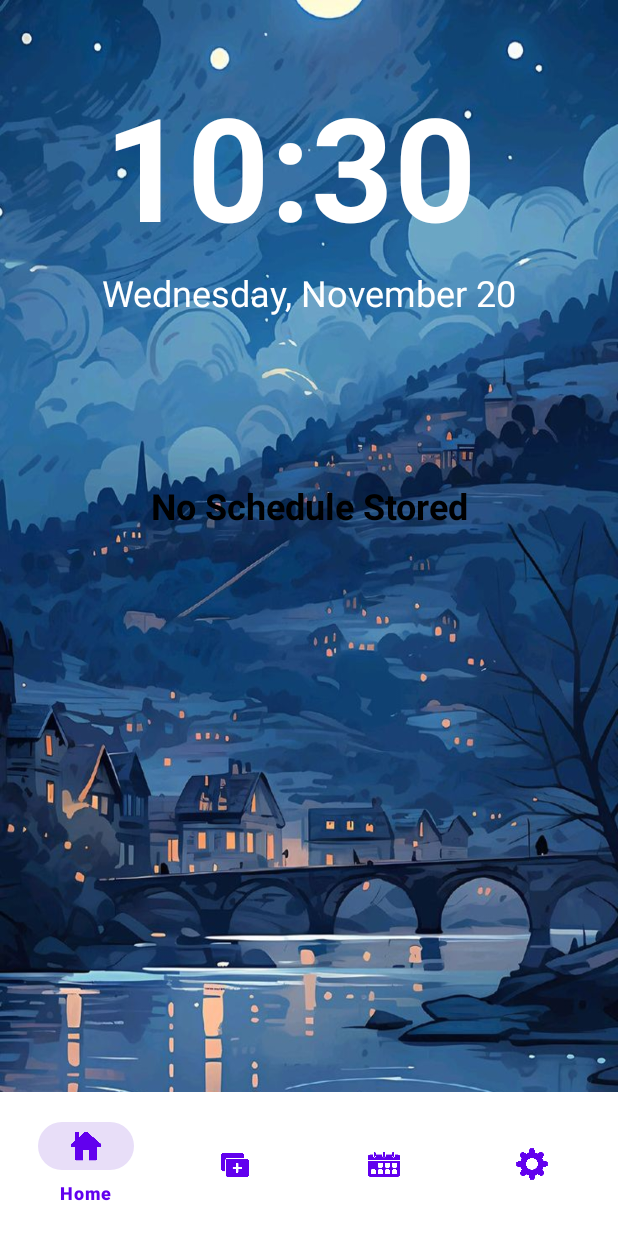
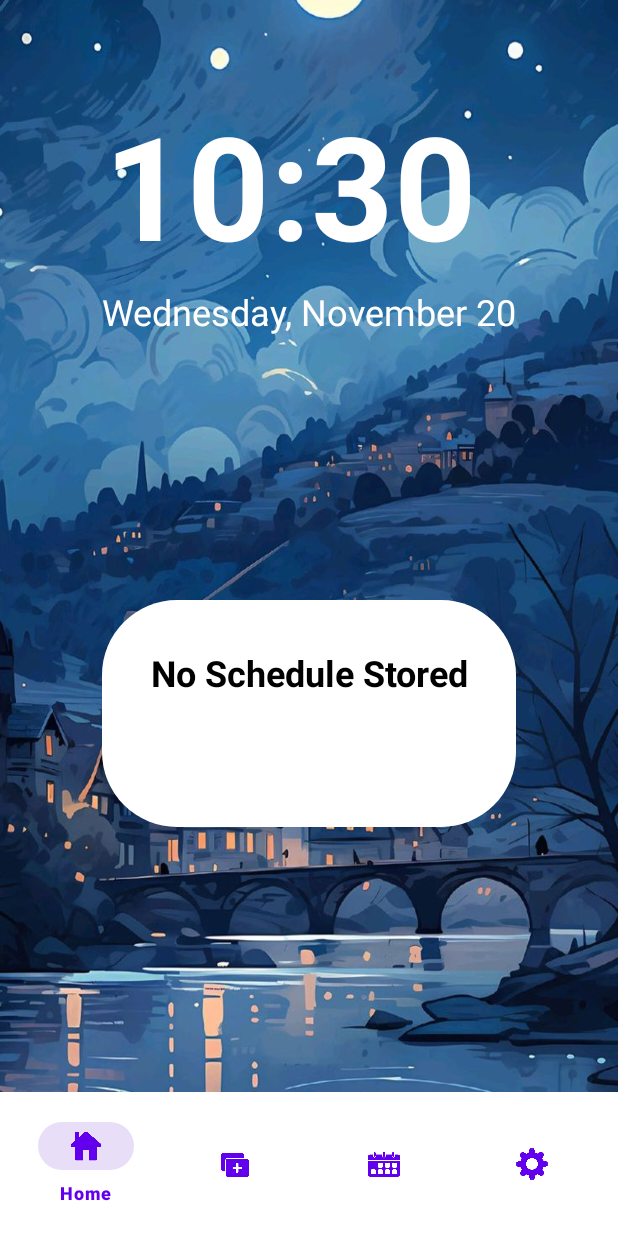
Before and after one commit to OldMarkie/schedule_maker, an Android app: the screen it shows after launch (MainActivity), on a phone screen of 412 x 824 dp. Run offline under Robolectric (Android 15) with nearby library versions, the phone set to English and light mode, and no system bars; libraries missing offline, so code that uses them is left out: com.google.api.services; 1 statement that could not run was skipped.

Commit message:
Working LatestScheduleFragment

```diff
--- a/app/src/main/java/com/mobdeve/s21/mco/schedule_maker/LatestScheduleFragment.java
+++ b/app/src/main/java/com/mobdeve/s21/mco/schedule_maker/LatestScheduleFragment.java
@@ -25,6 +25,7 @@
     private TextView eventTime;
     private TextView descTitle;
     private TextView locTitle;
+    private DatabaseHelper dbHelper;
 
     @Nullable
     @Override
@@ -34,12 +35,9 @@
 
         // Initialize TextViews
         latestSchedule = view.findViewById(R.id.latestSchedule);
-        eventDescription = view.findViewById(R.id.eventDescription);
-        eventLocation = view.findViewById(R.id.eventLocation);
         upcomingOrNon = view.findViewById(R.id.UpcomingOrNon);
         eventTime = view.findViewById(R.id.eventTimeTV);
-        descTitle = view.findViewById(R.id.descTitleTV);
-        locTitle = view.findViewById(R.id.locTitleTV);
+
 
 
         // Load the latest schedule
@@ -49,7 +47,8 @@
     }
 
     private void loadLatestSchedule() {
-        List<Events> events = DummyData.getEvents();  // Fetch the events from a data source
+        dbHelper = new DatabaseHelper(requireContext());
+        List<Events> events = dbHelper.getAllEvents();  // Fetch the events from a data source
 
         if (!events.isEmpty()) {
             Events nextEvents = events.get(0);  // Assuming this is sorted by date
@@ -78,17 +77,12 @@
             // Set text to the TextViews
             upcomingOrNon.setText("Upcoming");
             latestSchedule.setText(nextEvents.getName());
-            eventTime.setText(timeFormat.format(nextEvents.getStartTime()) + " - " + timeFormat.format(nextEvents.getEndTime()) + " (" + dayOfWeek +")" );
-            eventDescription.setText(nextEvents.getDescription());
-            eventLocation.setText(nextEvents.getLocation());
+            eventTime.setText(timeFormat.format(nextEvents.getStartTime()) + " - " + timeFormat.format(nextEvents.getEndTime()) + "\n (" + dayOfWeek +")" );
+
         } else {
             upcomingOrNon.setText("No Schedule Stored");
             latestSchedule.setText("");
             eventTime.setText("");
-            eventDescription.setText("");
-            eventLocation.setText("");
-            locTitle.setText("");
-            descTitle.setText("");
         }
     }
 
--- a/app/src/main/java/com/mobdeve/s21/mco/schedule_maker/MainActivity.java
+++ b/app/src/main/java/com/mobdeve/s21/mco/schedule_maker/MainActivity.java
@@ -32,7 +32,6 @@
     private Runnable runnable;
     private boolean is24HourFormat;
     private TextView digitalClock;
-    private TextView currentDay;
     private TextView currentDate;
     private Handler deletionHandler;
     private Runnable deletionRunnable;
--- a/app/src/main/res/layout/fragment_latest_schedule.xml
+++ b/app/src/main/res/layout/fragment_latest_schedule.xml
@@ -1,9 +1,15 @@
 <LinearLayout xmlns:android="http://schemas.android.com/apk/res/android"
+    android:layout_width="wrap_content"
+    android:layout_height="wrap_content"
+    android:layout_gravity="center"
+    android:background="@drawable/circular_background"
+    android:orientation="vertical"
+    android:padding="32dp">
+
+    <LinearLayout
         android:layout_width="match_parent"
         android:layout_height="match_parent"
-    android:layout_gravity="center"
-    android:orientation="vertical"
-    android:padding="16dp">
+        android:orientation="vertical">
 
         <TextView
             android:id="@+id/UpcomingOrNon"
@@ -12,9 +18,9 @@
             android:layout_gravity="center"
             android:gravity="center"
             android:text="Upcoming"
+            android:textColor="@color/textColorPrimary"
             android:textSize="24sp"
-        android:textStyle="bold"
-        android:textColor="@color/textColorPrimary" />
+            android:textStyle="bold" />
 
         <LinearLayout
             android:layout_width="match_parent"
@@ -22,8 +28,7 @@
             android:layout_gravity="center"
             android:orientation="vertical"
             android:paddingLeft="0dp"
-        android:paddingTop="8dp"
-        android:paddingBottom="8dp">
+            android:paddingTop="8dp">
 
             <TextView
                 android:id="@+id/latestSchedule"
@@ -31,68 +36,20 @@
                 android:layout_height="wrap_content"
                 android:layout_gravity="center"
                 android:text="No upcoming schedule"
+                android:textColor="@color/textColorPrimary"
                 android:textSize="20sp"
-            android:textStyle="bold"
-            android:textColor="@color/textColorPrimary" />
+                android:textStyle="bold" />
 
             <TextView
                 android:id="@+id/eventTimeTV"
-            android:layout_width="match_parent"
+                android:layout_width="wrap_content"
                 android:layout_height="wrap_content"
                 android:layout_gravity="center"
                 android:gravity="center"
-            android:text="8:00 - 5:00"
-            android:textColor="@color/textColorPrimary" />
-    </LinearLayout>
-
-    <LinearLayout
-        android:layout_width="match_parent"
-        android:layout_height="wrap_content"
-        android:orientation="vertical"
-        android:padding="8dp">
-
-        <TextView
-            android:id="@+id/descTitleTV"
-            android:layout_width="match_parent"
-            android:layout_height="wrap_content"
-            android:gravity="center"
-            android:text="Description"
-            android:textStyle="bold"
-            android:textColor="@color/textColorPrimary" />
-
-        <TextView
-            android:id="@+id/eventDescription"
-            android:layout_width="wrap_content"
-            android:layout_height="wrap_content"
-            android:layout_gravity="center"
-            android:text="Description: "
-            android:textSize="14sp"
-            android:textColor="@color/textColorPrimary" />
-    </LinearLayout>
-
-    <LinearLayout
-        android:layout_width="match_parent"
-        android:layout_height="wrap_content"
-        android:orientation="vertical"
-        android:padding="8dp">
-
-        <TextView
-            android:id="@+id/locTitleTV"
-            android:layout_width="match_parent"
-            android:layout_height="wrap_content"
-            android:gravity="center"
-            android:text="Location"
-            android:textStyle="bold"
-            android:textColor="@color/textColorPrimary" />
-
-        <TextView
-            android:id="@+id/eventLocation"
-            android:layout_width="wrap_content"
-            android:layout_height="wrap_content"
-            android:layout_gravity="center"
-            android:text="Location: "
-            android:textSize="14sp"
+                android:text="8:00 - 5:00 \n Thursday"
                 android:textColor="@color/textColorPrimary" />
         </LinearLayout>
 
     </LinearLayout>
+
+</LinearLayout>
```
Lines whose indentation alone changed are shown as unchanged.
